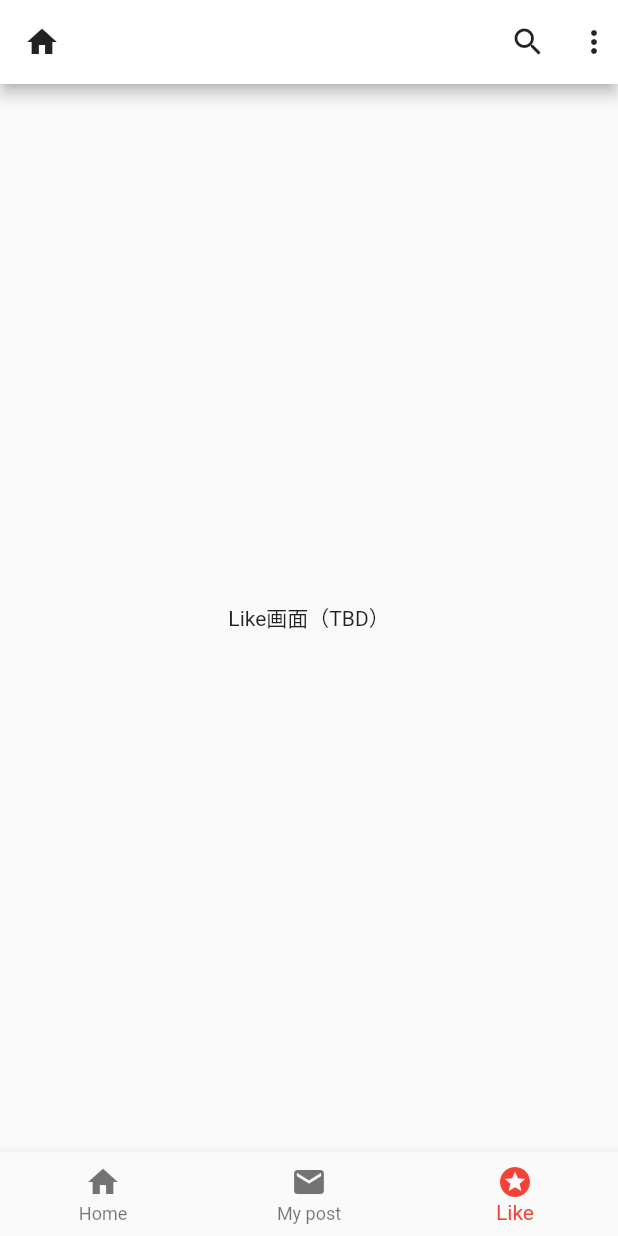
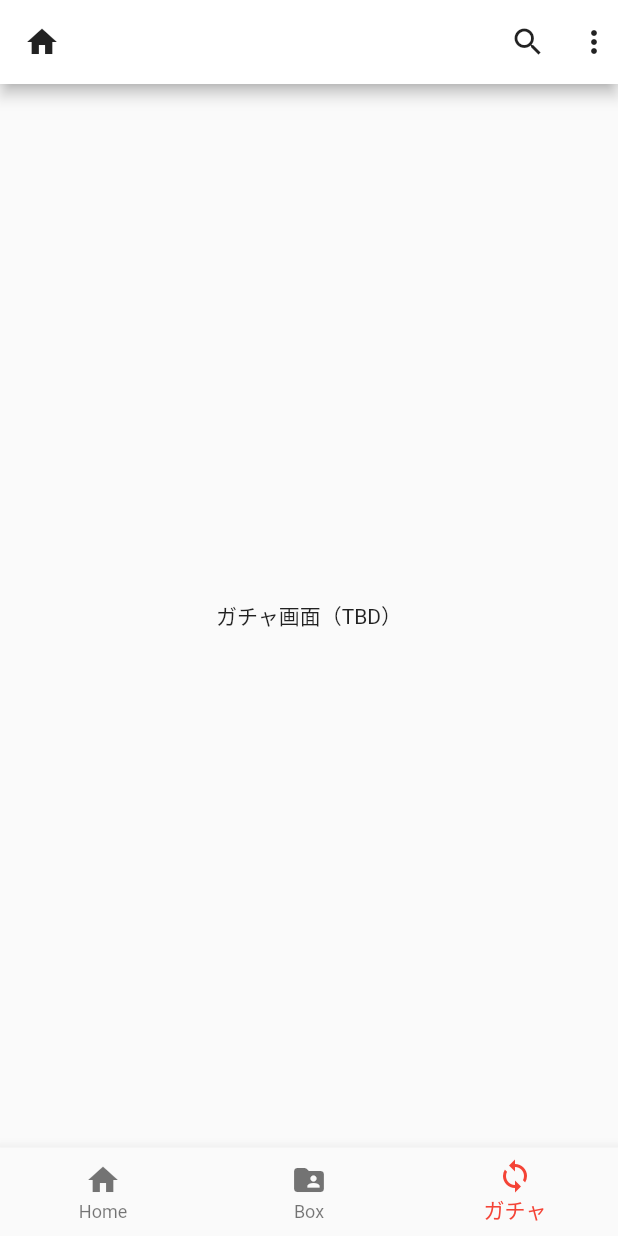
Before and after one commit to tatsutoshi-maeda/sosial_game_front, a Flutter app: the Header screen opened by its route, item 3 of the bottom bar chosen, on a phone screen of 412 x 824 dp. Run offline on Flutter 3.47's test engine with Material 2 defaults, Android fonts, the phone set to English and light mode, and no system bars; our stand-ins replace flutter_redux, redux, shimmer.

Commit message:
Change of wording

```diff
--- a/lib/components/like.dart
+++ b/lib/components/box.dart
@@ -1,10 +1,10 @@
 import 'package:flutter/material.dart';
 
-class Like extends StatelessWidget {
+class Box extends StatelessWidget {
   @override
   Widget build(BuildContext context) {
     return Container(
-      child: Text('Like画面（TBD）'),
+      child: Text('Box画面（TBD）'),
     );
   }
 }
--- a/lib/components/post.dart
+++ b/lib/components/gacha.dart
@@ -1,10 +1,10 @@
 import 'package:flutter/material.dart';
 
-class Mypost extends StatelessWidget {
+class Gacha extends StatelessWidget {
   @override
   Widget build(BuildContext context) {
     return Container(
-      child: Text('Post画面（TBD）'),
+      child: Text('ガチャ画面（TBD）'),
     );
   }
 }
--- a/lib/components/header.dart
+++ b/lib/components/header.dart
@@ -1,7 +1,7 @@
 import 'package:flutter/material.dart';
 
-import 'like.dart';
-import 'post.dart';
+import 'gacha.dart';
+import 'box.dart';
 import 'reduxsample.dart';
 
 class Header extends StatefulWidget {
@@ -11,14 +11,14 @@ class Header extends StatefulWidget {
 
 class _HeaderState extends State<Header> {
   static MyHomePage home = new MyHomePage();
-  static Mypost mypost = new Mypost();
-  static Like like = new Like();
+  static Box box = new Box();
+  static Gacha gacha = new Gacha();
   int _selectedIndex = 0;
 
   static List<Widget> _widgetOptions = <Widget>[
     home,
-    mypost,
-    like,
+    box,
+    gacha,
   ];
 
   void _onItemTapped(int index) {
@@ -70,12 +70,12 @@ class _HeaderState extends State<Header> {
             title: Text('Home'),
           ),
           BottomNavigationBarItem(
-            icon: Icon(Icons.local_post_office),
-            title: Text('My post'),
+            icon: Icon(Icons.folder_shared_rounded),
+            title: Text('Box'),
           ),
           BottomNavigationBarItem(
-            icon: Icon(Icons.stars),
-            title: Text('Like'),
+            icon: Icon(Icons.sync_outlined),
+            title: Text('ガチャ'),
           ),
         ],
         currentIndex: _selectedIndex,
--- a/lib/components/start.dart
+++ b/lib/components/start.dart
@@ -18,7 +18,7 @@ class Start extends StatelessWidget {
               baseColor: Colors.red,
               highlightColor: Colors.yellow,
               child: Text(
-                '勉強用アプリ',
+                'ソシャゲ',
                 textAlign: TextAlign.center,
                 style: TextStyle(
                   fontSize: 40.0,
```
